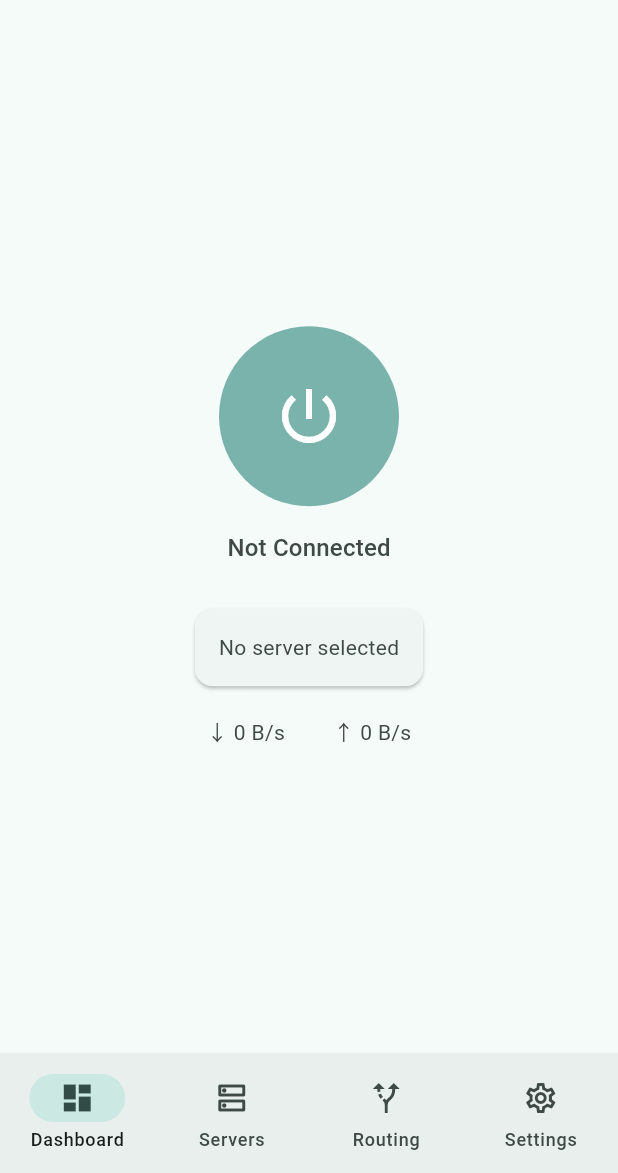
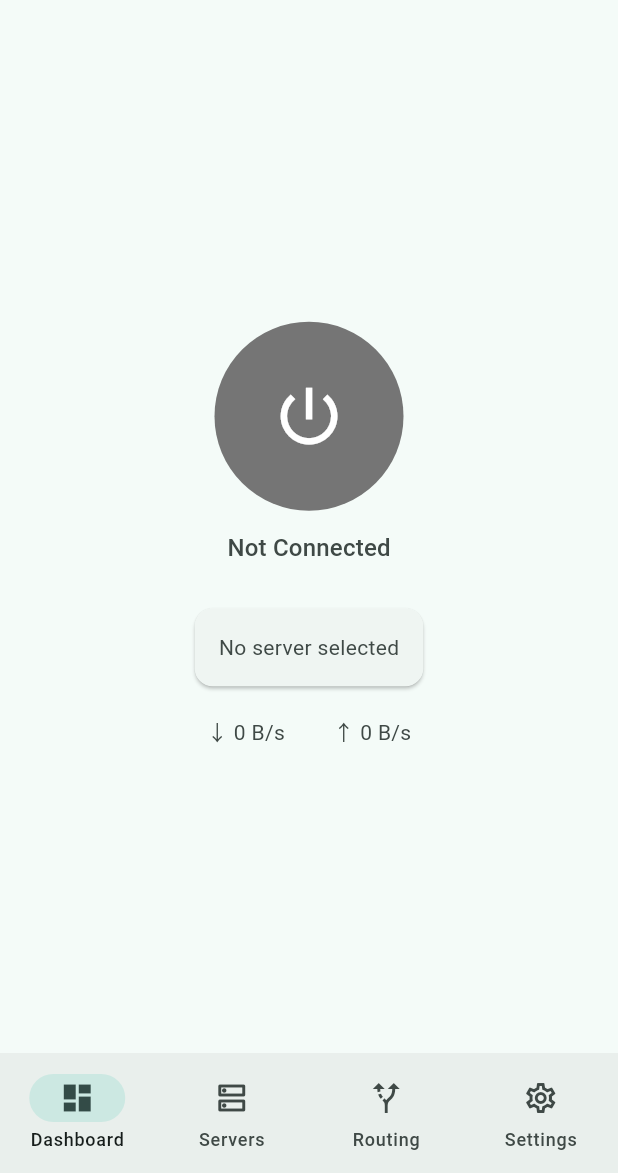
Before and after one commit to arggh-22/arma_app, a Flutter app: the screen it shows after launch, on a phone screen of 412 x 824 dp, the part 63-1236 px from its top. Run offline on Flutter 3.47's test engine with Material 3 defaults, Android fonts, the phone set to English and light mode, and no system bars; drawn by our look-alikes of flutter_animate; our stand-ins replace equatable, flutter_riverpod, freezed_annotation, gap, go_router, hive_ce and 3 more; accounts and stored records are empty; generated files the repository leaves out were written again.

Commit message:
feat(02-05): animated ConnectButton + ConnectionTimer widget
- Add flutter_animate ^4.5.2 dependency
- Rewrite ConnectButton as ConsumerWidget with 4 visual states (D-03)
- Grey (disconnected) → pulsing teal shimmer (connecting) → solid teal glow (connected)
- Tap calls connect/disconnect via ConnectionNotifier
- Create ConnectionTimer ConsumerStatefulWidget showing HH:MM:SS elapsed time (D-04)
- Timer starts on Connected state, resets on Disconnected

```diff
--- a/lib/features/dashboard/presentation/widgets/connect_button.dart
+++ b/lib/features/dashboard/presentation/widgets/connect_button.dart
@@ -1,45 +1,121 @@
 import 'package:flutter/material.dart';
+import 'package:flutter_animate/flutter_animate.dart';
+import 'package:flutter_riverpod/flutter_riverpod.dart';
 
-import 'package:arma_proxy_vpn_client/core/constants/app_constants.dart';
-import 'package:arma_proxy_vpn_client/core/l10n/app_localizations.dart';
+import 'package:arma_proxy_vpn_client/features/connection/domain/entities/connection_status.dart';
+import 'package:arma_proxy_vpn_client/features/connection/presentation/providers/connection_provider.dart';
+import 'package:arma_proxy_vpn_client/features/server/presentation/providers/active_server_provider.dart';
 
-/// Circular connect button for the Dashboard.
+/// Animated circular connect button for the Dashboard.
 ///
-/// Phase 1 placeholder — disabled at 50% opacity.
-/// Tapping shows a snackbar indicating the feature is coming.
-/// 120dp diameter per UI-SPEC D-03.
-class ConnectButton extends StatelessWidget {
+/// Visual states (D-03):
+///   - Disconnected: grey circle, no animation
+///   - Connecting: teal circle with pulsing scale + shimmer, repeating
+///   - Connected: teal circle with solid glow shadow
+///   - Disconnecting: grey circle, no animation
+///
+/// 120dp diameter with power icon. Tapping calls connect/disconnect
+/// via [ConnectionNotifier].
+class ConnectButton extends ConsumerWidget {
   const ConnectButton({super.key});
 
   @override
-  Widget build(BuildContext context) {
-    final l10n = AppLocalizations.of(context)!;
+  Widget build(BuildContext context, WidgetRef ref) {
+    final status = ref.watch(connectionProvider);
+    final activeServer = ref.watch(activeServerProvider);
     final colorScheme = Theme.of(context).colorScheme;
 
+    final (buttonColor, glowColor, isAnimating, semanticLabel) = switch (status) {
+      Disconnected() => (
+        Colors.grey.shade600,
+        null as Color?,
+        false,
+        'Connect',
+      ),
+      Connecting() => (
+        colorScheme.primary,
+        null as Color?,
+        true,
+        'Connecting',
+      ),
+      Connected() => (
+        colorScheme.primary,
+        colorScheme.primary.withValues(alpha: 0.4) as Color?,
+        false,
+        'Disconnect',
+      ),
+      Disconnecting() => (
+        Colors.grey.shade600,
+        null as Color?,
+        false,
+        'Disconnecting',
+      ),
+    };
+
+    void handleTap() {
+      switch (status) {
+        case Disconnected():
+          if (activeServer != null) {
+            ref.read(connectionProvider.notifier).connect(activeServer);
+          }
+        case Connected():
+          ref.read(connectionProvider.notifier).disconnect();
+        case Connecting():
+        case Disconnecting():
+          break; // Ignore taps during transition
+      }
+    }
+
     return Semantics(
-      label: 'Connect button, disabled',
+      label: semanticLabel,
       child: GestureDetector(
-        onTap: () {
-          ScaffoldMessenger.of(context).showSnackBar(
-            SnackBar(
-              content: Text(l10n.disabledConnect),
-              duration: AppConstants.snackBarDurationShort,
-            ),
-          );
-        },
-        child: Container(
+        onTap: (status is Connecting || status is Disconnecting)
+            ? null
+            : handleTap,
+        child: AnimatedContainer(
+          duration: const Duration(milliseconds: 300),
           width: 120,
           height: 120,
           decoration: BoxDecoration(
             shape: BoxShape.circle,
-            color: colorScheme.primary.withValues(alpha: 0.5),
+            color: buttonColor,
+            boxShadow: glowColor != null
+                ? [
+                    BoxShadow(
+                      color: glowColor,
+                      blurRadius: 20,
+                      spreadRadius: 5,
+                    ),
+                  ]
+                : null,
           ),
-          child: Icon(
+          child: const Icon(
             Icons.power_settings_new,
-            color: colorScheme.onPrimary,
+            color: Colors.white,
             size: 48,
           ),
-        ),
+        )
+            .animate(target: isAnimating ? 1 : 0)
+            .scaleXY(
+              begin: 1.0,
+              end: 1.05,
+              duration: 800.ms,
+              curve: Curves.easeInOut,
+            )
+            .then()
+            .scaleXY(
+              begin: 1.05,
+              end: 1.0,
+              duration: 800.ms,
+              curve: Curves.easeInOut,
+            )
+            .animate(
+              onPlay: isAnimating ? (c) => c.repeat() : null,
+            )
+            .shimmer(
+              duration: 1500.ms,
+              color: colorScheme.primary.withValues(alpha: 0.3),
+            ),
       ),
     );
   }
--- a/pubspec.yaml
+++ b/pubspec.yaml
@@ -23,6 +23,7 @@ dependencies:
   uuid: ^4.5.3
   equatable: ^2.0.8
   gap: ^3.0.1
+  flutter_animate: ^4.5.2
 
 dev_dependencies:
   flutter_test:
```
Also changed, not shown: lib/features/connection/presentation/widgets/connection_timer.dart (added, +66 -0 lines), pubspec.lock.
